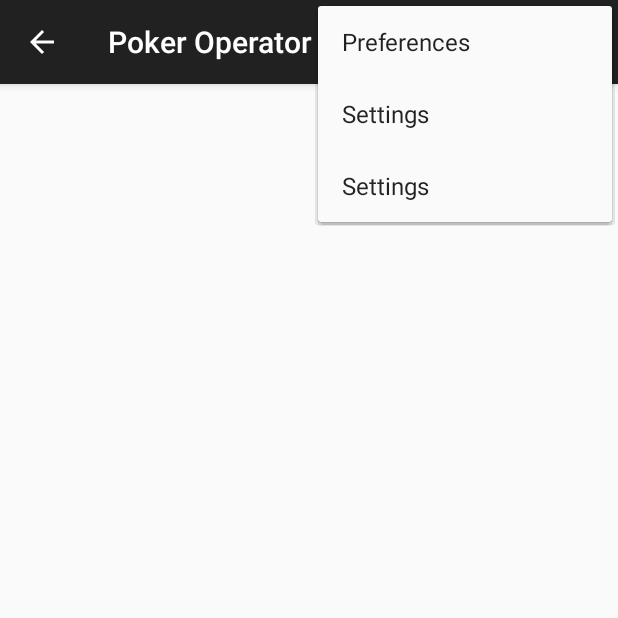
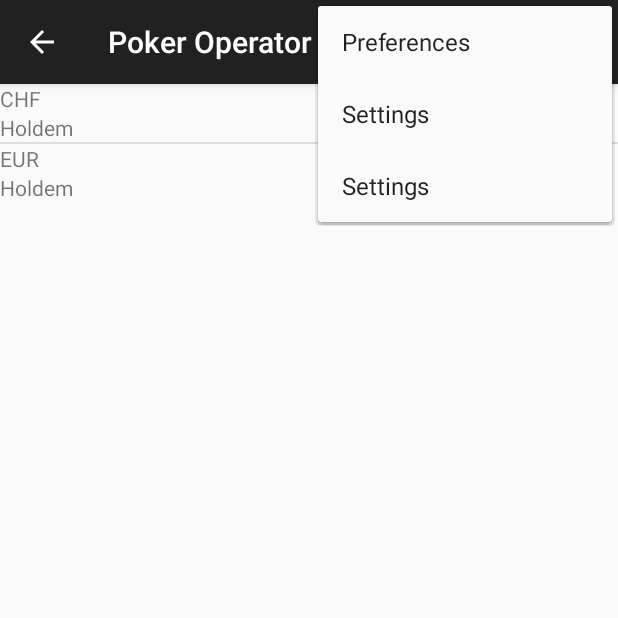
Before and after one commit to loana-albisser/Poker_Operator, an Android app: the fragment FragmentOverview placed in its activity, with the options menu open, on a phone screen of 412 x 824 dp, the top half of it. Run offline under Robolectric (Android 15) with nearby library versions, the phone set to English and light mode, and no system bars; 4 statements that could not run were skipped.

Commit message:
implement save init overview

```diff
--- a/app/src/main/java/mobpro/hslu/poker_operator/FragmentOverview.java
+++ b/app/src/main/java/mobpro/hslu/poker_operator/FragmentOverview.java
@@ -1,16 +1,25 @@
 package mobpro.hslu.poker_operator;
 
+import android.app.ActionBar;
 import android.os.Bundle;
 import android.view.LayoutInflater;
 import android.view.View;
 import android.view.ViewGroup;
+import android.widget.ArrayAdapter;
+import android.widget.EditText;
 import android.widget.LinearLayout;
 import android.widget.ListView;
 import android.widget.ScrollView;
+import android.widget.TableLayout;
+import android.widget.TableRow;
+import android.widget.TextView;
 
 import java.util.ArrayList;
+import java.util.Collections;
+import java.util.Comparator;
 
 import mobpro.hslu.poker_operator.R;
+import mobpro.hslu.poker_operator.database.DbAdapter;
 import mobpro.hslu.poker_operator.entity.Session;
 
 /**
@@ -19,20 +28,37 @@ import mobpro.hslu.poker_operator.entity.Session;
 public class FragmentOverview extends android.support.v4.app.Fragment {
     private ArrayList<Session> sessionList;
     private ListView overviewView;
-    public FragmentOverview(){
+    private View rootView;
+    private ListView listView;
+    DbAdapter dbAdapter;
+    private ArrayList<Session> allSessions;
+    private ArrayAdapter<Session> sessionArrayAdapter;
+
+    public FragmentOverview() {
 
     }
+
     @Override
-    public View onCreateView(LayoutInflater inflater, ViewGroup container,Bundle savedInstanceState) {
-        View rootView = inflater.inflate(R.layout.fragment_overview, container, false);
-        overviewView = (ListView) rootView.findViewById(R.id.listView_overview);
-        sessionList = new ArrayList<>();
+    public View onCreateView(LayoutInflater inflater, ViewGroup container, Bundle savedInstanceState) {
+        rootView = inflater.inflate(R.layout.fragment_overview, container, false);
+        //overviewView = (ListView) rootView.findViewById(R.id.listView_overview);
+        dbAdapter = new DbAdapter(getActivity());
+        dbAdapter.open();
 
+        overviewView = (ListView)rootView.findViewById(R.id.listView_overview);
+        ArrayList<Session>sessionList = new ArrayList<>(Session.getAllSessions(dbAdapter));
+
+        Collections.sort(sessionList, new Comparator<Session>() {
+            @Override
+            public int compare(Session lhs, Session rhs) {
+                return lhs.getStartDateTime().compareTo(rhs.getStartDateTime());
+            }
+        });
         OverviewAdapter overviewAdapter = new OverviewAdapter(getActivity(), sessionList);
         overviewView.setAdapter(overviewAdapter);
 
+
         return rootView;
+
     }
-
-
 }
--- a/app/src/main/java/mobpro/hslu/poker_operator/OverviewAdapter.java
+++ b/app/src/main/java/mobpro/hslu/poker_operator/OverviewAdapter.java
@@ -4,8 +4,10 @@ import android.content.Context;
 import android.view.LayoutInflater;
 import android.view.View;
 import android.view.ViewGroup;
+import android.widget.ArrayAdapter;
 import android.widget.BaseAdapter;
 import android.widget.LinearLayout;
+import android.widget.ListView;
 import android.widget.TableLayout;
 import android.widget.TextView;
 
@@ -23,20 +25,26 @@ import mobpro.hslu.poker_operator.entity.Session;
  * Created by User on 06.05.2015.
  */
 public class OverviewAdapter extends BaseAdapter {
-    private ArrayList<Session> sessionItem;
+    //private ArrayList<Session> sessionItem;
     private LayoutInflater inflater;
+    private ListView listView;
+    DbAdapter dbAdapter;
+    private ArrayList<Session>sessions;
+    private ArrayAdapter<Session> sessionArrayAdapter;
 
 
 
-    public OverviewAdapter (Context c, ArrayList<Session> sessionItem){
-        this.sessionItem = sessionItem;
+    public OverviewAdapter (Context c, ArrayList<Session> sessions){
+        this.sessions = sessions;
         inflater = LayoutInflater.from(c);
+        dbAdapter = new DbAdapter(c);
+        dbAdapter.open();
 
     }
 
     @Override
     public int getCount() {
-        return sessionItem.size();
+        return sessions.size();
     }
 
     @Override
@@ -51,26 +59,32 @@ public class OverviewAdapter extends BaseAdapter {
 
     @Override
     public View getView(int position, View convertView, ViewGroup parent) {
+        LinearLayout itemLayout = (LinearLayout)inflater.inflate(R.layout.test_item, parent, false);
+        //TextView dateEntry = (TextView)itemLayout.findViewById(R.id.entry_date);
+        //TextView locationEntry = (TextView)itemLayout.findViewById(R.id.entry_place);
+        //TextView durationEntry = (TextView)itemLayout.findViewById(R.id.entry_duration);
+        //TextView stakeEntry = (TextView)itemLayout.findViewById(R.id.entry_stake);
+        //TextView gameEntry = (TextView)itemLayout.findViewById(R.id.entry_gameType);
+        //TextView cashoutEntry = (TextView)itemLayout.findViewById(R.id.entry_cashout);
 
-        LinearLayout itemLayout = (LinearLayout)inflater.inflate(R.layout.overview_item, parent, false);
-        TextView date = (TextView)itemLayout.findViewById(R.id.entry_date);
-        TextView location = (TextView)itemLayout.findViewById(R.id.entry_place);
-        TextView duration = (TextView)itemLayout.findViewById(R.id.entry_duration);
-        TextView stake = (TextView)itemLayout.findViewById(R.id.entry_stake);
-        TextView gameType = (TextView)itemLayout.findViewById(R.id.entry_gameType);
-        TextView cashout = (TextView)itemLayout.findViewById(R.id.entry_cashout);
+        TextView gameTest = (TextView)itemLayout.findViewById(R.id.entry_gameTest);
+        TextView currencyTest = (TextView)itemLayout.findViewById(R.id.entry_currencyTest);
 
-        Session current  = sessionItem.get(position);
-        date.setText(current.getStartDateTime().toString());
-        location.setText(current.getLocation().toString());
-        //ToDo Dauer berechnen
-        duration.setText(current.getEndDateTime().toString());
-        stake.setText(current.getStake().toString());
-        gameType.setText(current.getGames().toString());
-        cashout.setText((int) current.getCashout());
+        //sessions = new ArrayList<>(Session.getAllSessions(dbAdapter));
 
+        Session current  = sessions.get(position);
+        gameTest.setText(current.getGames().toString());
+        currencyTest.setText(current.getCurrency().toString());
 
-
+        itemLayout.setTag(position);
+        /*long end = Long.parseLong(current.getEndDateTime().toString());
+        long start = Long.parseLong(current.getStartDateTime().toString());
+        cashoutEntry.setText(String.valueOf(current.getCashout()));
+        dateEntry.setText(current.getStartDateTime().toString());
+        durationEntry.setText((int) (end-start));
+        gameEntry.setText(current.getGames().toString());
+        locationEntry.setText(current.getLocation().toString());
+        stakeEntry.setText(current.getStake().toString());*/
 
 
         return itemLayout;
--- /dev/null
+++ b/app/src/main/res/layout/test_item.xml
@@ -0,0 +1,15 @@
+<?xml version="1.0" encoding="utf-8"?>
+<LinearLayout xmlns:android="http://schemas.android.com/apk/res/android"
+    android:orientation="vertical" android:layout_width="match_parent"
+    android:layout_height="match_parent">
+
+    <TextView
+        android:layout_width="match_parent"
+        android:layout_height="wrap_content"
+        android:id="@+id/entry_currencyTest" />
+
+    <TextView
+        android:layout_width="match_parent"
+        android:layout_height="wrap_content"
+        android:id="@+id/entry_gameTest" />
+</LinearLayout>
--- a/app/src/main/res/values/strings.xml
+++ b/app/src/main/res/values/strings.xml
@@ -49,4 +49,5 @@
     <string name="txt_currency">Currency</string>
     <string name="txt_Rate">Currency Rate</string>
     <string name="preferences" />
+    <string name="edit_currencyRate">currency rate</string>
 </resources>
```
Also changed, not shown: app/src/main/java/mobpro/hslu/poker_operator/MainActivity.java (+48 -18 lines), app/src/main/res/layout/fragment_session.xml (+5 -3 lines), 1 other file.
